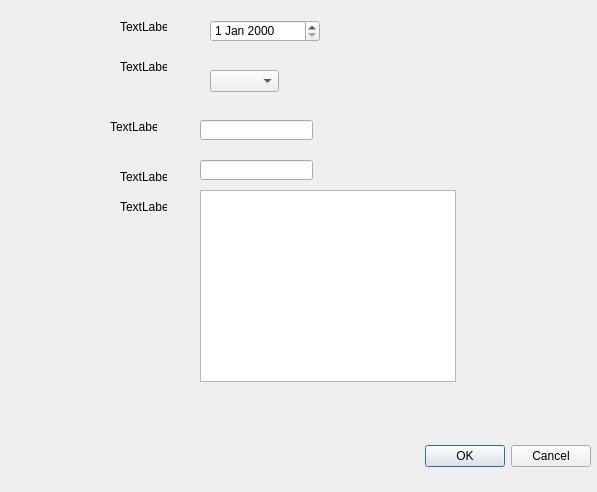
Qt form test_UI_new_balance.ui (Korguv/Poliur) before a commit.
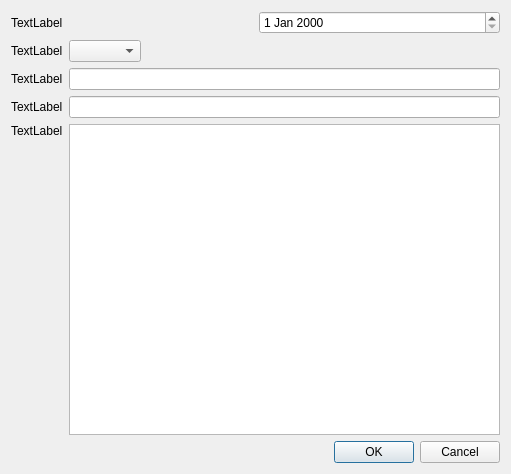
The same form after that commit.

What changed in the file:
```diff
--- a/test_UI_new_balance.ui
+++ b/test_UI_new_balance.ui
@@ -6,144 +6,112 @@
    <rect>
     <x>0</x>
     <y>0</y>
-    <width>597</width>
-    <height>492</height>
+    <width>511</width>
+    <height>474</height>
    </rect>
   </property>
   <property name="windowTitle">
    <string>Dialog</string>
   </property>
-  <widget class="QDialogButtonBox" name="buttonBox">
-   <property name="geometry">
-    <rect>
-     <x>250</x>
-     <y>440</y>
-     <width>341</width>
-     <height>32</height>
-    </rect>
-   </property>
-   <property name="orientation">
-    <enum>Qt::Horizontal</enum>
-   </property>
-   <property name="standardButtons">
-    <set>QDialogButtonBox::Cancel|QDialogButtonBox::Ok</set>
-   </property>
-  </widget>
-  <widget class="QComboBox" name="comboBox">
-   <property name="geometry">
-    <rect>
-     <x>210</x>
-     <y>70</y>
-     <width>69</width>
-     <height>22</height>
-    </rect>
-   </property>
-  </widget>
-  <widget class="QLineEdit" name="lineEdit">
-   <property name="geometry">
-    <rect>
-     <x>200</x>
-     <y>120</y>
-     <width>113</width>
-     <height>20</height>
-    </rect>
-   </property>
-  </widget>
-  <widget class="QLineEdit" name="lineEdit_2">
-   <property name="geometry">
-    <rect>
-     <x>200</x>
-     <y>160</y>
-     <width>113</width>
-     <height>20</height>
-    </rect>
-   </property>
-  </widget>
+  <layout class="QGridLayout" name="gridLayout">
+   <item row="0" column="0" colspan="2">
+    <layout class="QHBoxLayout" name="horizontalLayout">
+     <item>
+      <widget class="QLabel" name="label_5">
+       <property name="text">
+        <string>TextLabel</string>
+       </property>
+      </widget>
+     </item>
+     <item>
+      <widget class="QDateEdit" name="dateEdit"/>
+     </item>
+    </layout>
+   </item>
+   <item row="1" column="0">
+    <layout class="QHBoxLayout" name="horizontalLayout_2">
+     <item>
   <widget class="QLabel" name="label">
-   <property name="geometry">
-    <rect>
-     <x>120</x>
-     <y>60</y>
-     <width>47</width>
-     <height>13</height>
-    </rect>
-   </property>
    <property name="text">
     <string>TextLabel</string>
    </property>
   </widget>
+     </item>
+     <item>
+      <widget class="QComboBox" name="comboBox"/>
+     </item>
+    </layout>
+   </item>
+   <item row="2" column="0" colspan="2">
+    <layout class="QHBoxLayout" name="horizontalLayout_3">
+     <item>
   <widget class="QLabel" name="label_2">
-   <property name="geometry">
-    <rect>
-     <x>110</x>
-     <y>120</y>
-     <width>47</width>
-     <height>13</height>
-    </rect>
-   </property>
    <property name="text">
     <string>TextLabel</string>
    </property>
   </widget>
+     </item>
+     <item>
+      <widget class="QLineEdit" name="lineEdit"/>
+     </item>
+    </layout>
+   </item>
+   <item row="3" column="0" colspan="2">
+    <layout class="QHBoxLayout" name="horizontalLayout_4">
+     <item>
   <widget class="QLabel" name="label_3">
-   <property name="geometry">
-    <rect>
-     <x>120</x>
-     <y>170</y>
-     <width>47</width>
-     <height>13</height>
-    </rect>
-   </property>
    <property name="text">
     <string>TextLabel</string>
    </property>
   </widget>
-  <widget class="QTextBrowser" name="textBrowser">
-   <property name="geometry">
-    <rect>
-     <x>200</x>
-     <y>190</y>
-     <width>256</width>
-     <height>192</height>
-    </rect>
-   </property>
-  </widget>
+     </item>
+     <item>
+      <widget class="QLineEdit" name="lineEdit_2"/>
+     </item>
+    </layout>
+   </item>
+   <item row="4" column="0" colspan="2">
+    <layout class="QHBoxLayout" name="horizontalLayout_5">
+     <item>
+      <layout class="QVBoxLayout" name="verticalLayout">
+       <item>
   <widget class="QLabel" name="label_4">
-   <property name="geometry">
-    <rect>
-     <x>120</x>
-     <y>200</y>
-     <width>47</width>
-     <height>13</height>
-    </rect>
-   </property>
    <property name="text">
     <string>TextLabel</string>
    </property>
   </widget>
-  <widget class="QDateEdit" name="dateEdit">
-   <property name="geometry">
-    <rect>
-     <x>210</x>
-     <y>20</y>
-     <width>110</width>
-     <height>22</height>
-    </rect>
-   </property>
-  </widget>
-  <widget class="QLabel" name="label_5">
-   <property name="geometry">
-    <rect>
-     <x>120</x>
-     <y>20</y>
-     <width>47</width>
-     <height>13</height>
-    </rect>
-   </property>
-   <property name="text">
-    <string>TextLabel</string>
-   </property>
-  </widget>
+       </item>
+       <item>
+        <spacer name="verticalSpacer">
+         <property name="orientation">
+          <enum>Qt::Vertical</enum>
+         </property>
+         <property name="sizeHint" stdset="0">
+          <size>
+           <width>20</width>
+           <height>40</height>
+          </size>
+         </property>
+        </spacer>
+       </item>
+      </layout>
+     </item>
+     <item>
+      <widget class="QTextBrowser" name="textBrowser"/>
+     </item>
+    </layout>
+   </item>
+   <item row="5" column="1">
+    <widget class="QDialogButtonBox" name="buttonBox">
+     <property name="orientation">
+      <enum>Qt::Horizontal</enum>
+     </property>
+     <property name="standardButtons">
+      <set>QDialogButtonBox::Cancel|QDialogButtonBox::Ok</set>
+     </property>
+    </widget>
+   </item>
+  </layout>
  </widget>
  <resources/>
  <connections>
```
Lines whose indentation alone changed are shown as unchanged.
